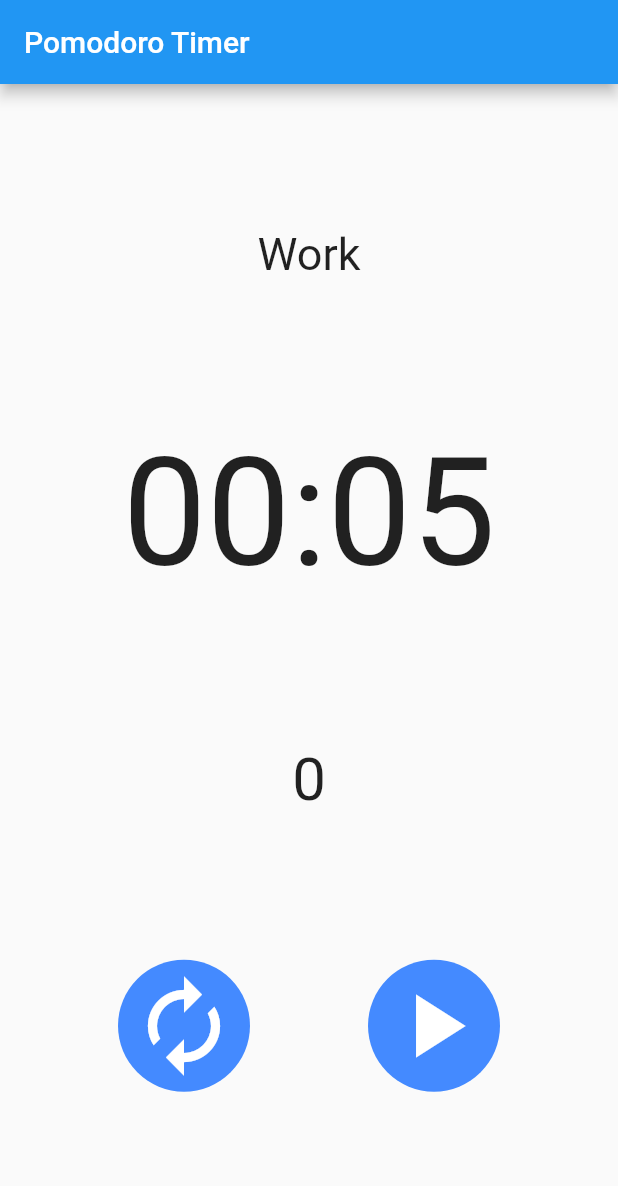
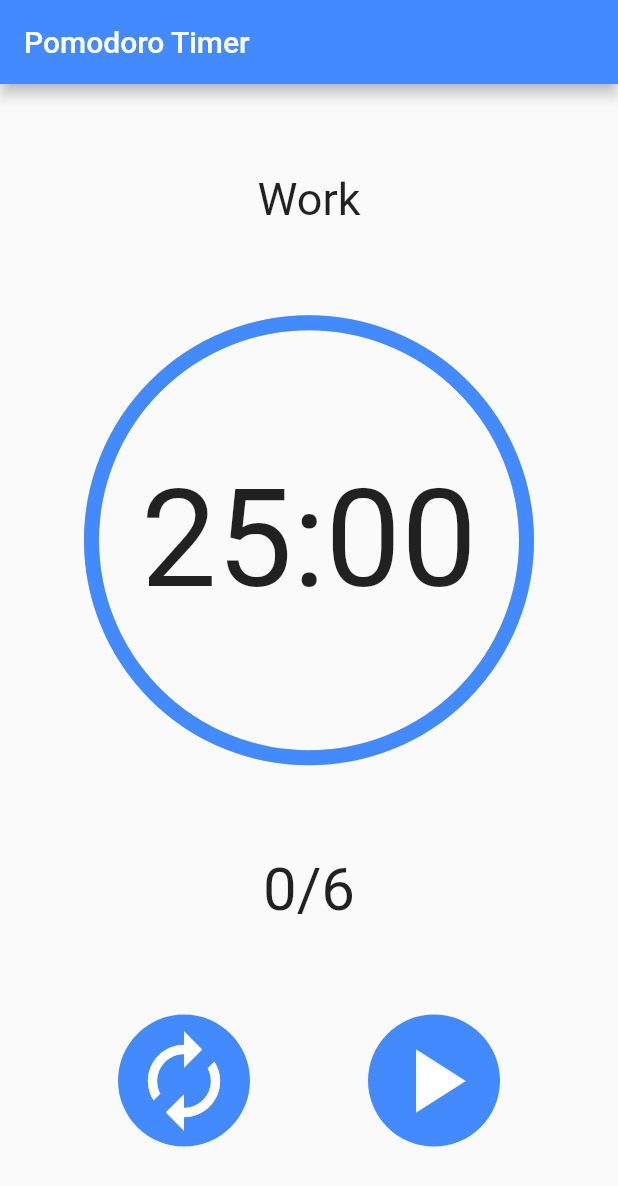
Before and after one commit to miajimyu/flutterpomodoro, a Flutter app: the screen it shows after launch, on a phone screen of 412 x 824 dp. Shown: the top 1186 px of the screen. Run offline on Flutter 3.47's test engine with Material 2 defaults, Android fonts, the phone set to English and light mode, and no system bars; drawn by our look-alikes of percent_indicator.

```diff
--- a/lib/main.dart
+++ b/lib/main.dart
@@ -12,6 +12,7 @@ class MyApp extends StatelessWidget {
       home: Scaffold(
         appBar: AppBar(
           title: Text('Pomodoro Timer'),
+          backgroundColor: Colors.blueAccent,
         ),
         body: Page(),
       ),
--- a/lib/pomodoro_page.dart
+++ b/lib/pomodoro_page.dart
@@ -1,14 +1,13 @@
 import 'package:flutter/material.dart';
+import 'package:percent_indicator/percent_indicator.dart';
 
 import 'dart:async';
 
-// final workTime = Duration(minutes: 25);
-// final shortBreakTime = Duration(minutes: 5);
-// final longBreakTime = Duration(minutes: 15);
+final workTime = Duration(minutes: 25);
+final shortBreakTime = Duration(minutes: 5);
+final longBreakTime = Duration(minutes: 15);
 final longBreakAfter = 3;
-final workTime = Duration(seconds: 5);
-final shortBreakTime = Duration(seconds: 2);
-final longBreakTime = Duration(seconds: 3);
+final targetInterval = 6;
 
 enum Status {
   work,
@@ -37,6 +36,7 @@ class _PageState extends State<Page> {
   Stopwatch _sw;
   Timer _timer;
   Duration _timeLeft = Duration();
+  Duration _newTimeLeft = Duration();
 
   Pomodoro _pomodoro = Pomodoro(
     targetTime: workTime,
@@ -48,7 +48,7 @@ class _PageState extends State<Page> {
   void initState() {
     _pomodoro.targetTime = workTime;
     _sw = Stopwatch();
-    _timer = Timer.periodic(Duration(milliseconds: 30), _callback);
+    _timer = Timer.periodic(Duration(milliseconds: 50), _callback);
     super.initState();
   }
 
@@ -60,8 +60,8 @@ class _PageState extends State<Page> {
   }
 
   void _callback(Timer timer) {
-    var _newTimeLeft = _pomodoro.targetTime - _sw.elapsed;
-    if (_newTimeLeft != _timeLeft) {
+    _newTimeLeft = _pomodoro.targetTime - _sw.elapsed;
+    if (_newTimeLeft.inSeconds != _timeLeft.inSeconds) {
       setState(() {
         _timeLeft = _newTimeLeft;
       });
@@ -106,10 +106,14 @@ class _PageState extends State<Page> {
     }
   }
 
-  String getTimeString() {
+  Widget displayTimeString() {
     String minutes = (_timeLeft.inMinutes % 60).toString().padLeft(2, '0');
     String seconds = (_timeLeft.inSeconds % 60).toString().padLeft(2, '0');
-    return ("$minutes:$seconds");
+
+    return Text(
+      "$minutes:$seconds",
+      style: TextStyle(fontSize: 90.0),
+    );
   }
 
   Widget displayPomodoroStatus() {
@@ -134,12 +138,15 @@ class _PageState extends State<Page> {
       mainAxisAlignment: MainAxisAlignment.spaceEvenly,
       children: <Widget>[
         displayPomodoroStatus(),
-        Text(
-          getTimeString(),
-          style: TextStyle(fontSize: 100.0),
+        CircularPercentIndicator(
+          radius: 300.0,
+          lineWidth: 10.0,
+          percent: (_newTimeLeft.inSeconds / _pomodoro.targetTime.inSeconds),
+          center: displayTimeString(),
+          progressColor: Colors.blueAccent,
         ),
         Text(
-          _pomodoro.count.toString(),
+          "${_pomodoro.count.toString()}/$targetInterval",
           style: TextStyle(fontSize: 40.0),
         ),
         Row(
--- a/pubspec.yaml
+++ b/pubspec.yaml
@@ -23,6 +23,7 @@ dependencies:
   # The following adds the Cupertino Icons font to your application.
   # Use with the CupertinoIcons class for iOS style icons.
   cupertino_icons: ^0.1.2
+  percent_indicator: ^1.0.14
 
 dev_dependencies:
   flutter_test:
```
Also changed, not shown: pubspec.lock.
